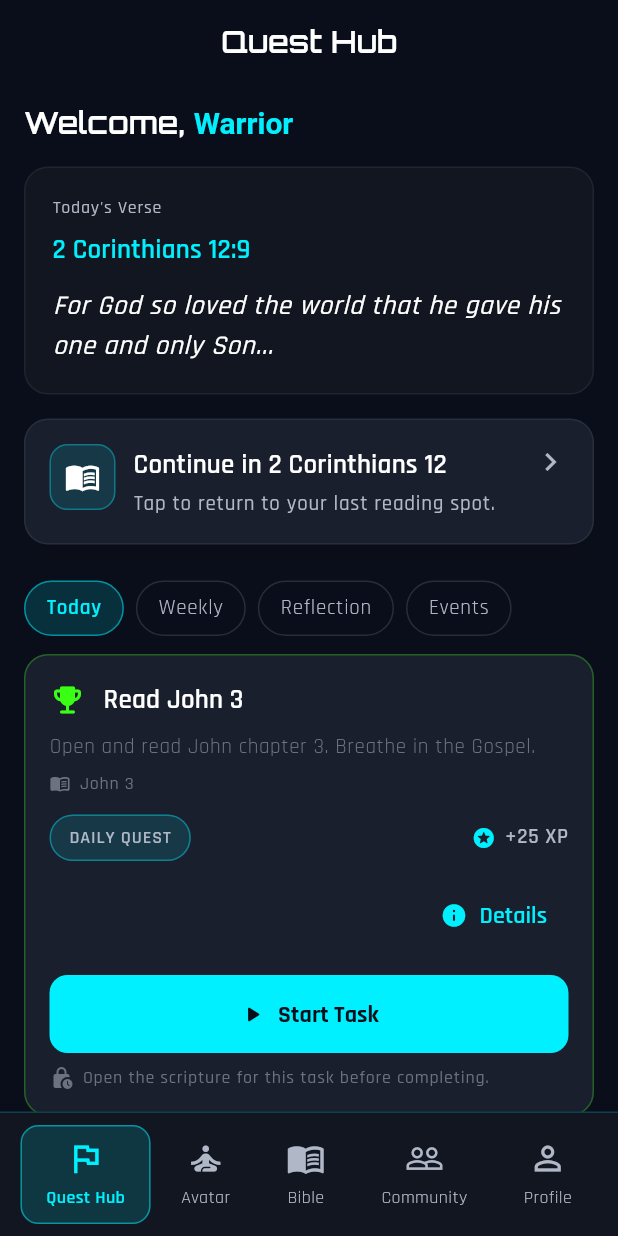
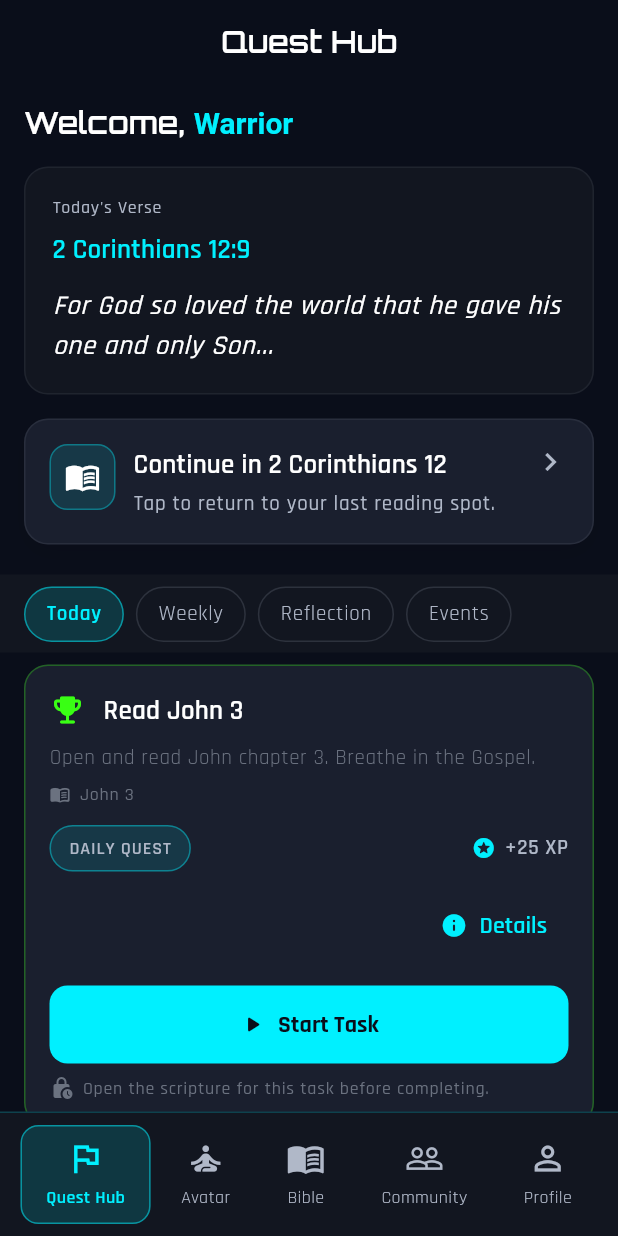
Before and after one commit to ScriptureQuest/scripturequest-app, a Flutter app: the screen it shows after launch, on a phone screen of 412 x 824 dp. Run offline on Flutter 3.47's test engine with Material 3 defaults, Android fonts, the phone set to English and light mode, and no system bars; our stand-ins replace device_info_plus, flutter_local_notifications, go_router, google_fonts, package_info_plus, share_plus and 2 more; accounts and stored records are empty.

Commit message:
Separate action and reflection quests and make filter chips sticky
Update QuestHubScreen to classify quests as action or reflection, filter them accordingly under "Today/Tonight" and "Reflection" tabs, and implement sticky filter chips using a NestedScrollView.

Replit-Commit-Author: Agent
Replit-Commit-Session-Id: 336cd05e-d1e3-47db-ae9d-64788df98cd7
Replit-Commit-Checkpoint-Type: full_checkpoint
Replit-Commit-Event-Id: 9661816c-1203-407d-b62b-0c662097ffce
Replit-Commit-Screenshot-Url: https://storage.googleapis.com/screenshot-production-us-central1/df660f5a-3316-4b82-9941-22cdaf1da19e/336cd05e-d1e3-47db-ae9d-64788df98cd7/Sk3TsyC
Replit-Helium-Checkpoint-Created: true

```diff
--- a/lib/screens/quest_hub_screen.dart
+++ b/lib/screens/quest_hub_screen.dart
@@ -41,6 +41,27 @@ class _QuestHubScreenState extends State<QuestHubScreen> {
 
   String get _todayLabel => _isDaytime() ? 'Today' : 'Tonight';
 
+  /// Determines if a quest is action-oriented (doing/active tasks).
+  /// Action quests: scripture_reading, routine, service, community
+  bool _isActionQuest(TaskModel q) {
+    final qt = q.questType.trim().toLowerCase();
+    const actionTypes = {'scripture_reading', 'routine', 'service', 'community'};
+    return actionTypes.contains(qt);
+  }
+
+  /// Determines if a quest is reflective (inner prompts, journaling, etc.).
+  /// Reflection quests: reflection, prayer, journal, gratitude, memorization, memorize
+  bool _isReflectionQuest(TaskModel q) {
+    final qt = q.questType.trim().toLowerCase();
+    final title = q.title.toLowerCase();
+    const reflectionTypes = {'reflection', 'prayer', 'journal', 'gratitude', 'memorization', 'memorize'};
+    if (reflectionTypes.contains(qt)) return true;
+    if (title.contains('journal') || title.contains('gratitude') ||
+        title.contains('memorize') || title.contains('forgiveness') ||
+        title.contains('prayer reflection')) return true;
+    return false;
+  }
+
   @override
   Widget build(BuildContext context) {
     return Consumer<AppProvider>(builder: (context, provider, _) {
@@ -57,9 +78,15 @@ class _QuestHubScreenState extends State<QuestHubScreen> {
 
       final List<TaskModel> daily = provider.getDailyTasksForToday();
       final List<TaskModel> nightly = provider.getNightlyTasksForToday();
-      final List<TaskModel> reflection = provider.getReflectionTasks();
+      final List<TaskModel> allReflection = provider.getReflectionTasks();
 
-      final List<TaskModel> todayQuests = _isDaytime() ? daily : nightly;
+      final List<TaskModel> timeQuests = _isDaytime() ? daily : nightly;
+      final List<TaskModel> actionQuests = timeQuests.where(_isActionQuest).toList();
+
+      final List<TaskModel> reflectionQuests = [
+        ...timeQuests.where(_isReflectionQuest),
+        ...allReflection.where((q) => !q.isCompleted),
+      ].toSet().toList();
 
       final List<TaskModel> weeklyQuests = provider.quests
           .where((q) => q.isWeekly || q.category == 'weekly' || q.questFrequency == 'weekly')
@@ -74,11 +101,11 @@ class _QuestHubScreenState extends State<QuestHubScreen> {
       List<TaskModel> currentQuests() {
         switch (_filter) {
           case _QuestFilter.today:
-            return todayQuests;
+            return actionQuests;
           case _QuestFilter.weekly:
             return weeklyQuests;
           case _QuestFilter.reflection:
-            return reflection;
+            return reflectionQuests;
           case _QuestFilter.events:
             return eventQuests;
         }
@@ -88,12 +115,12 @@ class _QuestHubScreenState extends State<QuestHubScreen> {
         switch (_filter) {
           case _QuestFilter.today:
             return _isDaytime()
-                ? "You've finished your quests for today. Well done!"
-                : "You've finished tonight's quests. Rest well!";
+                ? "You've finished your action quests for today!"
+                : "You've finished tonight's action quests!";
           case _QuestFilter.weekly:
             return 'No weekly quests available right now.';
           case _QuestFilter.reflection:
-            return 'All reflection quests completed.';
+            return 'All reflection prompts completed.';
           case _QuestFilter.events:
             return 'No events or seasonal quests active.';
         }
@@ -112,6 +139,7 @@ class _QuestHubScreenState extends State<QuestHubScreen> {
       final continueRef = last.isNotEmpty ? last : (votdRef.isNotEmpty ? votdRef : 'John 1');
 
       final quests = currentQuests();
+      final cs = Theme.of(context).colorScheme;
 
       return Scaffold(
         appBar: AppBar(
@@ -119,17 +147,38 @@ class _QuestHubScreenState extends State<QuestHubScreen> {
           centerTitle: true,
         ),
         body: FadeSlideIn(
-          child: ListView(
-            padding: const EdgeInsets.fromLTRB(16, 12, 16, 28),
+          child: NestedScrollView(
+            headerSliverBuilder: (context, innerBoxIsScrolled) => [
+              SliverToBoxAdapter(
+                child: Padding(
+                  padding: const EdgeInsets.fromLTRB(16, 12, 16, 0),
+                  child: Column(
+                    crossAxisAlignment: CrossAxisAlignment.start,
                     children: [
                       _buildWelcomeHeader(context),
                       const SizedBox(height: 16),
                       _buildTodaysVerse(context, votdRef, featuredText),
                       const SizedBox(height: 16),
                       _buildContinueReading(context, provider, continueRef),
-              const SizedBox(height: 24),
-              _buildFilterChips(context),
-              const SizedBox(height: 12),
+                      const SizedBox(height: 20),
+                    ],
+                  ),
+                ),
+              ),
+              SliverPersistentHeader(
+                pinned: true,
+                delegate: _StickyFilterDelegate(
+                  child: Container(
+                    color: cs.surface,
+                    padding: const EdgeInsets.fromLTRB(16, 8, 16, 12),
+                    child: _buildFilterChips(context),
+                  ),
+                ),
+              ),
+            ],
+            body: ListView(
+              padding: const EdgeInsets.fromLTRB(16, 8, 16, 28),
+              children: [
                 if (quests.isEmpty)
                   _buildEmptyState(context, emptyMessage())
                 else
@@ -137,6 +186,7 @@ class _QuestHubScreenState extends State<QuestHubScreen> {
                 const SizedBox(height: 16),
                 _buildQuestsLink(context),
               ],
+            ),
           ),
         ),
       );
@@ -361,3 +411,21 @@ class _QuestHubScreenState extends State<QuestHubScreen> {
     );
   }
 }
+
+class _StickyFilterDelegate extends SliverPersistentHeaderDelegate {
+  final Widget child;
+  _StickyFilterDelegate({required this.child});
+
+  @override
+  double get minExtent => 52;
+  @override
+  double get maxExtent => 52;
+
+  @override
+  Widget build(BuildContext context, double shrinkOffset, bool overlapsContent) {
+    return child;
+  }
+
+  @override
+  bool shouldRebuild(covariant _StickyFilterDelegate oldDelegate) => false;
+}
```
Also changed, not shown: 1 other file. Lines whose indentation alone changed are shown as unchanged.
